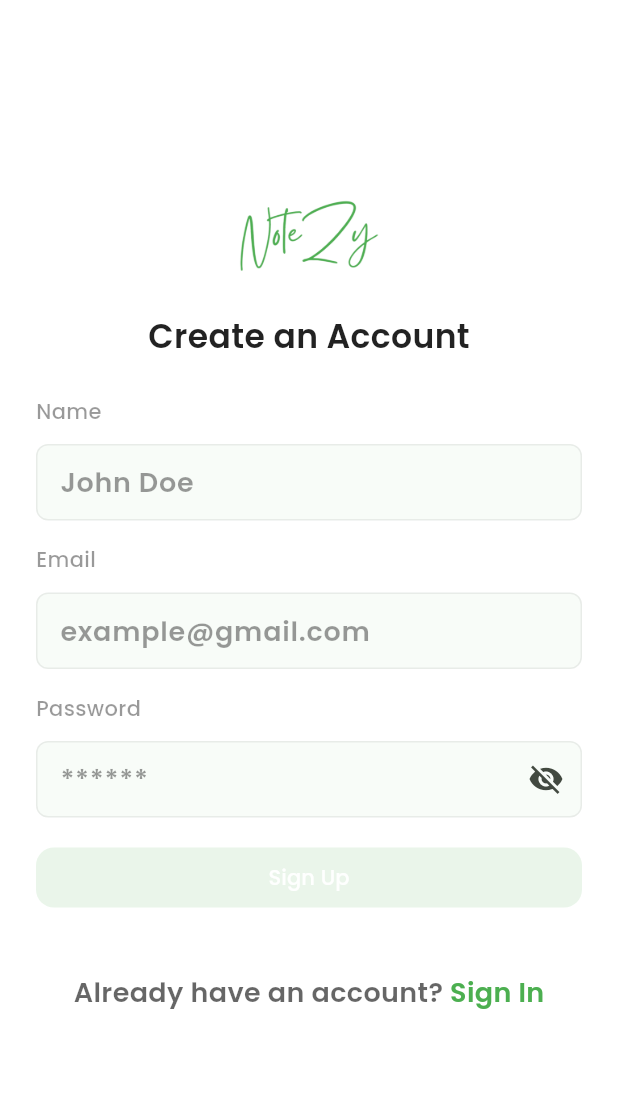
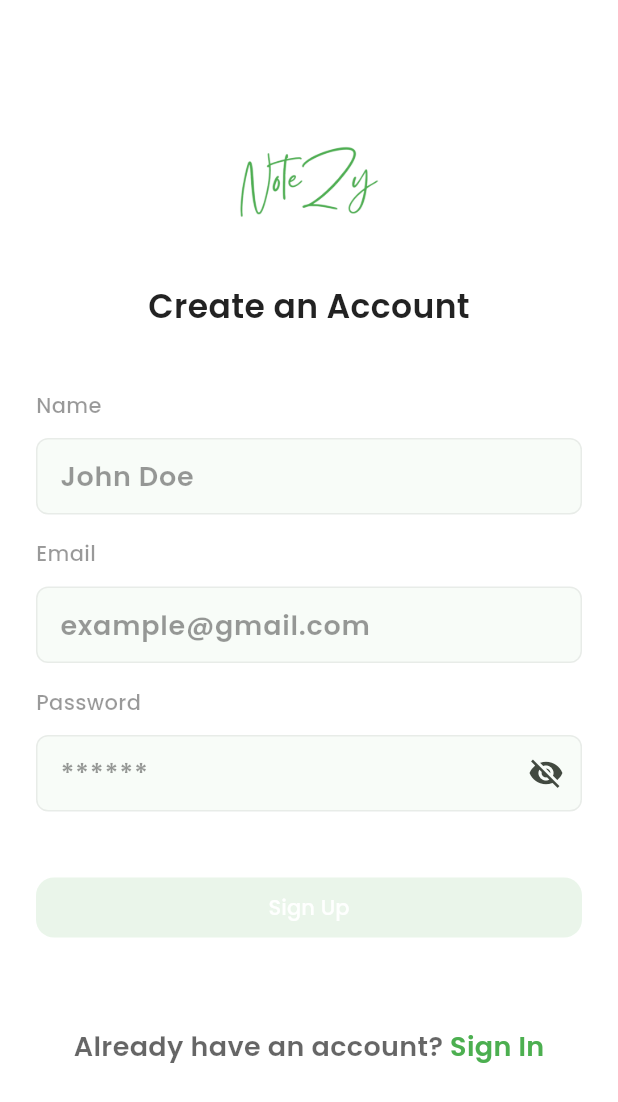
Before and after one commit to MayankVariya/NoteZy, a Flutter app: the SignUpScreen screen opened by its route, on a phone screen of 412 x 824 dp. Shown: the top 1102 px of the screen. Run offline on Flutter 3.47's test engine with Material 3 defaults, Android fonts, the phone set to English and light mode, and no system bars; our stand-ins replace cloud_firestore, firebase_auth, firebase_core, flutter_riverpod, freezed_annotation, go_router and 1 more; accounts and stored records are empty; generated files the repository leaves out were written again.

Commit message:
Minor improvement

```diff
--- a/lib/core/extensions/context_extension.dart
+++ b/lib/core/extensions/context_extension.dart
@@ -15,5 +15,5 @@ extension BuildContextExtension on BuildContext {
 
   Size get mediaQuerySize => MediaQuery.sizeOf(this);
 
-  bool get isTablet => mediaQuerySize.width > 600;
+  bool get isTablet => MediaQuery.of(this).size.shortestSide >= 600;
 }
--- a/lib/features/auth/presentation/notifiers/sign_in_view_notifier.dart
+++ b/lib/features/auth/presentation/notifiers/sign_in_view_notifier.dart
@@ -34,7 +34,7 @@ class SignInViewNotifier extends StateNotifier<SignInState> {
       enableBtn:
           state.emailController.text.isNotEmpty &&
           state.passwordController.text.isNotEmpty &&
-          state.passwordController.text.length >= 7,
+          state.passwordController.text.length >= 6,
     );
   }
 
--- a/lib/features/auth/presentation/notifiers/sign_up_view_notifier.dart
+++ b/lib/features/auth/presentation/notifiers/sign_up_view_notifier.dart
@@ -35,7 +35,7 @@ class SignUpViewNotifier extends StateNotifier<SignUpState> {
       enableBtn:
           state.emailController.text.isNotEmpty &&
           state.passwordController.text.isNotEmpty &&
-          state.passwordController.text.length >= 7 &&
+          state.passwordController.text.length >= 6 &&
           state.nameController.text.isNotEmpty,
     );
   }
--- a/lib/features/auth/presentation/screens/sign_up_screen.dart
+++ b/lib/features/auth/presentation/screens/sign_up_screen.dart
@@ -55,17 +55,18 @@ class _SignUpScreenState extends ConsumerState<SignUpScreen> {
     final state = ref.watch(signUpViewModelProvider);
 
     return Scaffold(
+      backgroundColor: context.colorScheme.surface,
       body: Center(
-        child: SingleChildScrollView(
-          child: Padding(
+        child: ConstrainedBox(
+          constraints: BoxConstraints(
+            maxWidth: context.isTablet ? 600 : double.infinity,
+          ),
+          child: ListView(
             padding: const EdgeInsets.all(24),
-            child: SafeArea(
-              child: SizedBox(
-                width: context.isTablet
-                    ? context.mediaQuerySize.width / 2
-                    : double.infinity,
-                child: Column(
-                  mainAxisAlignment: MainAxisAlignment.center,
+            shrinkWrap: true,
+            children: [
+              Column(
+                spacing: 16,
                 crossAxisAlignment: CrossAxisAlignment.center,
                 children: [
                   Image.asset(
@@ -79,7 +80,7 @@ class _SignUpScreenState extends ConsumerState<SignUpScreen> {
                       color: context.colorScheme.textPrimary,
                     ),
                   ),
-                    const SizedBox(height: 24),
+                  const SizedBox(height: 8),
                   AppTextField(
                     controller: state.nameController,
                     label: context.l10n.sign_up_screen_name_label,
@@ -92,7 +93,6 @@ class _SignUpScreenState extends ConsumerState<SignUpScreen> {
                     backgroundColor: context.colorScheme.containerLow,
                     onChanged: _notifier.onChanged,
                   ),
-                    const SizedBox(height: 16),
                   AppTextField(
                     controller: state.emailController,
                     label: context.l10n.sign_in_screen_email_label,
@@ -105,7 +105,6 @@ class _SignUpScreenState extends ConsumerState<SignUpScreen> {
                     backgroundColor: context.colorScheme.containerLow,
                     onChanged: _notifier.onChanged,
                   ),
-                    const SizedBox(height: 16),
                   AppTextField(
                     controller: state.passwordController,
                     label: context.l10n.sign_in_screen_password_label,
@@ -127,7 +126,7 @@ class _SignUpScreenState extends ConsumerState<SignUpScreen> {
                     ),
                     onChanged: _notifier.onChanged,
                   ),
-                    const SizedBox(height: 16),
+                  const SizedBox(height: 8),
                   PrimaryButton(
                     onPressed: _notifier.signup,
                     expanded: true,
@@ -135,7 +134,7 @@ class _SignUpScreenState extends ConsumerState<SignUpScreen> {
                     loading: state.loading,
                     text: context.l10n.sign_up_title,
                   ),
-                    const SizedBox(height: 40),
+                  const SizedBox(height: 24),
                   Text.rich(
                     TextSpan(
                       text: context.l10n.sign_up_screen_sign_in_description,
@@ -154,11 +153,10 @@ class _SignUpScreenState extends ConsumerState<SignUpScreen> {
                       ],
                     ),
                   ),
-                    const SizedBox(height: 40),
+                  const SizedBox(height: 24),
                 ],
               ),
-              ),
-            ),
+            ],
           ),
         ),
       ),
--- a/lib/features/home/presentation/screens/edit_note_screen.dart
+++ b/lib/features/home/presentation/screens/edit_note_screen.dart
@@ -147,6 +147,7 @@ class _EditNoteScreenState extends ConsumerState<EditNoteScreen> {
             ],
           )
         : Scaffold(
+            backgroundColor: context.colorScheme.surface,
             appBar: AppBar(
               title: title,
               actions: actions,
@@ -154,7 +155,7 @@ class _EditNoteScreenState extends ConsumerState<EditNoteScreen> {
               actionsPadding: const EdgeInsets.only(right: 16),
               shadowColor: context.colorScheme.outline,
             ),
-            body: form,
+            body: SafeArea(child: form),
           );
   }
 }
--- a/lib/features/home/presentation/screens/home_screen.dart
+++ b/lib/features/home/presentation/screens/home_screen.dart
@@ -51,6 +51,7 @@ class _HomeScreenState extends ConsumerState<HomeScreen> {
     final selectedNote = ref.watch(selectedNoteProvider);
 
     return Scaffold(
+      backgroundColor: context.colorScheme.surface,
       appBar: isTablet
           ? null
           : AppBar(
```
Also changed, not shown: lib/features/auth/presentation/screens/sign_in_screen.dart (+16 -16 lines), 1 other file. Lines whose indentation alone changed are shown as unchanged.
